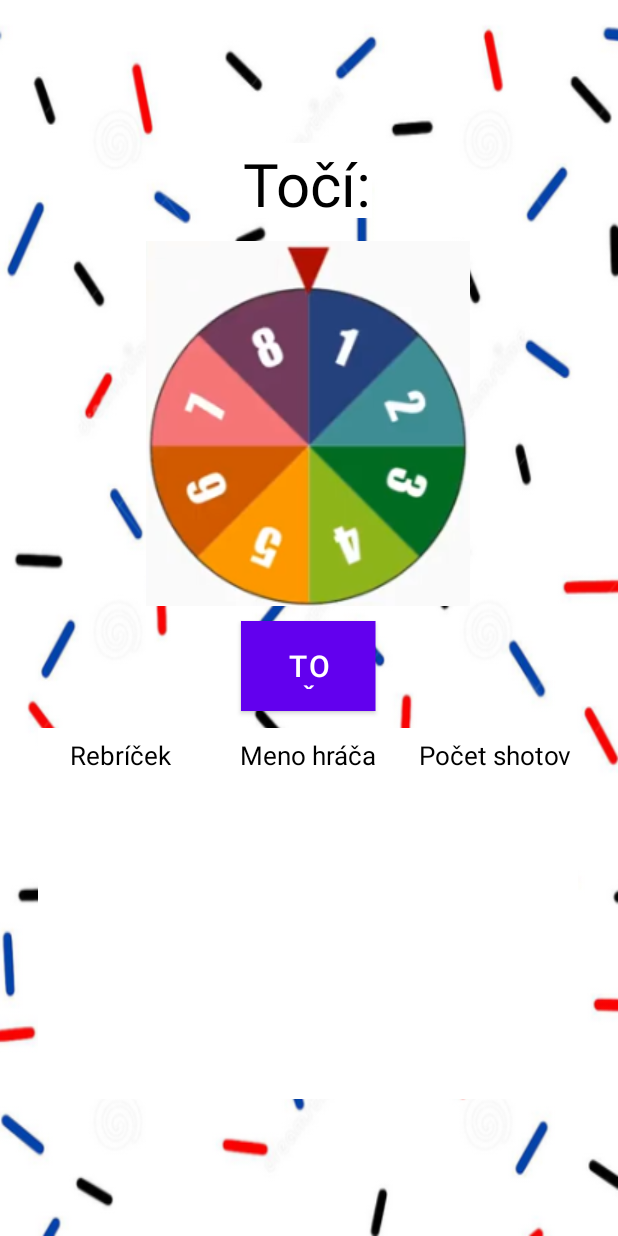
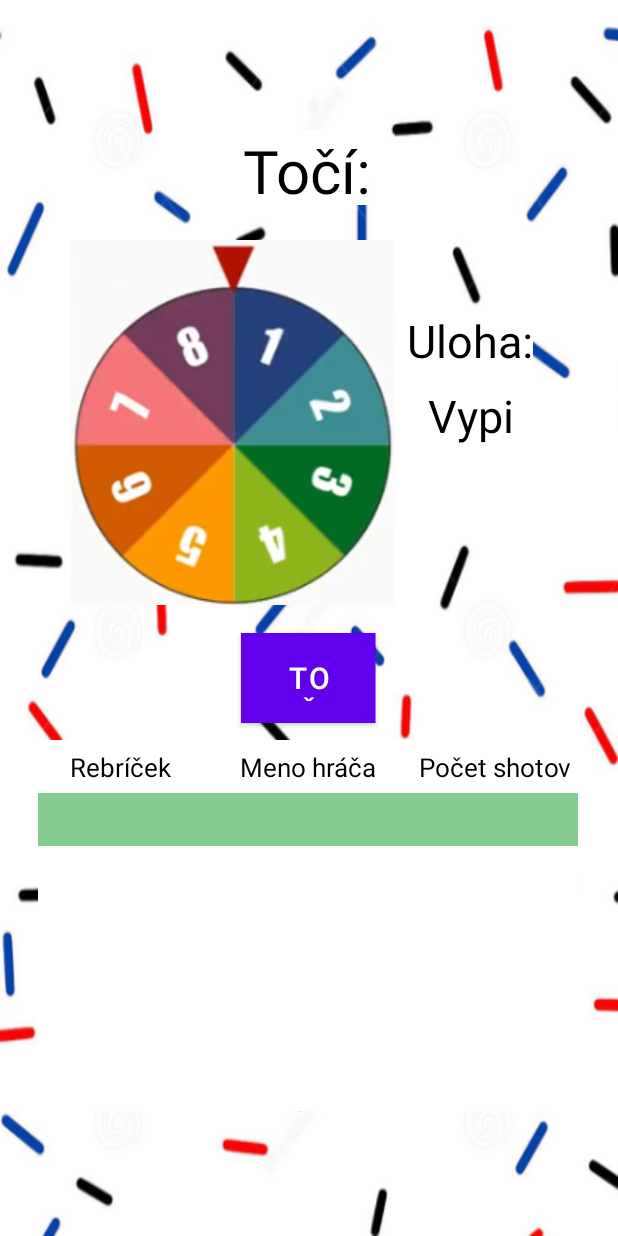
Before and after one commit to marek-cuper/Spin_and_drink, an Android app: the MainSpin screen opened directly, with no data from a screen before it, after a tap on an icon or button, on a phone screen of 412 x 824 dp. Run offline under Robolectric (Android 15) with nearby library versions, the phone set to English and light mode, and no system bars; 6 statements that could not run were skipped.

Commit message:
Oprava bugov pri ulohach, zobrazovanie

```diff
--- a/app/src/main/java/com/example/spinyourdrink/MainSpin.kt
+++ b/app/src/main/java/com/example/spinyourdrink/MainSpin.kt
@@ -14,10 +14,14 @@ class MainSpin : AppCompatActivity() {
     var listTextViewRebricek = ArrayList<TextView>()
     var listTextViewMena = ArrayList<TextView>()
     var listTextViewSkore = ArrayList<TextView>()
+    var listOrigUloh = ArrayList<Int>()
+    var listOrigPohlavi = ArrayList<String>()
     var listOrigMena = ArrayList<String>()
     var listOrigSkore = ArrayList<Int>()
     var listAktMena = ArrayList<String>()
     var listAktSkore = ArrayList<Int>()
+    var ulohaPartner = ArrayList<Int>()
+    val vytocenaUlohaList = ArrayList<TextView>()
 
     override fun onCreate(savedInstanceState: Bundle?) {
         super.onCreate(savedInstanceState)
@@ -37,7 +41,7 @@ class MainSpin : AppCompatActivity() {
         listTextViewRebricek.add(textViewRebricek5)
         listTextViewRebricek.add(textViewRebricek6)
 
-        val textViewMeno1= findViewById<TextView>(R.id.textViewHrac1)
+        val textViewMeno1 = findViewById<TextView>(R.id.textViewHrac1)
         val textViewMeno2 = findViewById<TextView>(R.id.textViewHrac2)
         val textViewMeno3 = findViewById<TextView>(R.id.textViewHrac3)
         val textViewMeno4 = findViewById<TextView>(R.id.textViewHrac4)
@@ -63,8 +67,8 @@ class MainSpin : AppCompatActivity() {
         listTextViewSkore.add(textViewSkore5)
         listTextViewSkore.add(textViewSkore6)
 
-
-        val listPohlavi = intent.getStringArrayListExtra("listPohlavi")
+        listOrigUloh = intent.getIntegerArrayListExtra("listUloh") as ArrayList<Int>
+        listOrigPohlavi = intent.getStringArrayListExtra("listPohlavi") as ArrayList<String>
         val listMien = intent.getStringArrayListExtra("listMien")
         if (listMien != null) {
             pocetHracov = listMien.size
@@ -73,53 +77,32 @@ class MainSpin : AppCompatActivity() {
 
         val tocSaButton = findViewById<Button>(R.id.tocSaButton)
         val hracNaRadeText = findViewById<TextView>(R.id.hrac_na_rade)
+        val vytocenaUlohaText = findViewById<TextView>(R.id.TextViewVytocenaUloha)
+        vytocenaUlohaList.add(vytocenaUlohaText)
 
         hracNaRadeText.setText(listMien?.get(cisloHracaNaRade))
 
 
 
         tocSaButton.setOnClickListener() {
-            /**
-            var vyg = ArrayList<Int>()
-            if(cisloHracaNaRade == 0){
-                vyg.add(2)
-                navys(vyg, 2)
-            }
-            if(cisloHracaNaRade == 1){
-                vyg.add(0)
-                vyg.add(1)
-                vyg.add(2)
-                navys(vyg, 1)
-            }
-            if(cisloHracaNaRade == 2){
-                vyg.add(0)
-                vyg.add(3)
-                navys(vyg, 2)
-            }
-            if(cisloHracaNaRade == 3){
-                vyg.add(2)
-                navys(vyg, 1)
-            }
-            if(cisloHracaNaRade == 4){
-                vyg.add(3)
-                navys(vyg, 2)
-            }
-            **/
-
+            val cislo = (0 until listOrigUloh.size).random()
+            val genCislo = listOrigUloh[cislo]
+            vykonajUlohu(genCislo)
 
             cisloHracaNaRade++
-            if(listMien != null){
-                if(cisloHracaNaRade == pocetHracov){
+            if (listMien != null) {
+                if (cisloHracaNaRade == pocetHracov) {
                     cisloHracaNaRade = 0
                 }
             }
             hracNaRadeText.setText(listMien?.get(cisloHracaNaRade))
+
         }
     }
 
         @SuppressLint("SetTextI18n")
         fun nastavRebricekZaciatok(vstupListMien: ArrayList<String>) {
-        for (i in 0 until pocetHracov){
+            for (i in 0 until pocetHracov) {
                 listTextViewRebricek[i].setText((i + 1).toString() + ".")
 
                 listTextViewMena[i].setText(vstupListMien[i])
@@ -133,40 +116,63 @@ class MainSpin : AppCompatActivity() {
         }
 
         @SuppressLint("ResourceType")
-    fun navys(cislaVListe: ArrayList<Int>, kolko: Int){
-        for (i in 0 until pocetHracov){
-            listTextViewRebricek[i].setBackgroundColor(Color.parseColor(getString(R.color.white)))
-            listTextViewMena[i].setBackgroundColor(Color.parseColor(getString(R.color.white)))
-            listTextViewSkore[i].setBackgroundColor(Color.parseColor(getString(R.color.white)))
-        }
+        fun navys(cislaVListe: ArrayList<Int>, kolko: Int) {
 
-        for (i in 0 until cislaVListe.size){
+            for (i in 0 until cislaVListe.size) {
                 listOrigSkore[cislaVListe[i]] = listOrigSkore[cislaVListe[i]] + kolko
             }
 
             aktualizujrebricek()
 
-        for (i in 0 until cislaVListe.size){
-            val pozicia = aktualnaPozicia(cislaVListe[i])
-            listTextViewRebricek[pozicia].setBackgroundColor(Color.parseColor(getString(R.color.light_green)))
-            listTextViewMena[pozicia].setBackgroundColor(Color.parseColor(getString(R.color.light_green)))
-            listTextViewSkore[pozicia].setBackgroundColor(Color.parseColor(getString(R.color.light_green)))
+            for (i in 0 until cislaVListe.size) {
+                zafarbi(cislaVListe[i], "zelena")
 
             }
         }
 
-    fun aktualnaPozicia(cisloOriginal: Int): Int{
+        fun vybielRebricek(){
+            for (i in 0 until pocetHracov) {
+                zafarbi(i, "biela")
+            }
+        }
+
+        @SuppressLint("ResourceType")
+        fun zafarbi(cislo: Int, farba: String) {
+            val pozicia = aktualnaPozicia(cislo)
+            if (farba == "zelena") {
+                listTextViewRebricek[pozicia].setBackgroundColor(Color.parseColor(getString(R.color.light_green)))
+                listTextViewMena[pozicia].setBackgroundColor(Color.parseColor(getString(R.color.light_green)))
+                listTextViewSkore[pozicia].setBackgroundColor(Color.parseColor(getString(R.color.light_green)))
+            }  else if(farba == "tmavozel") {
+                listTextViewRebricek[pozicia].setBackgroundColor(Color.parseColor(getString(R.color.dark_green)))
+                listTextViewMena[pozicia].setBackgroundColor(Color.parseColor(getString(R.color.dark_green)))
+                listTextViewSkore[pozicia].setBackgroundColor(Color.parseColor(getString(R.color.dark_green)))
+
+            }  else if(farba == "biela") {
+                listTextViewRebricek[pozicia].setBackgroundColor(Color.parseColor(getString(R.color.white)))
+                listTextViewMena[pozicia].setBackgroundColor(Color.parseColor(getString(R.color.white)))
+                listTextViewSkore[pozicia].setBackgroundColor(Color.parseColor(getString(R.color.white)))
+
+            } else {
+                listTextViewRebricek[pozicia].setBackgroundColor(Color.parseColor(getString(R.color.purple_200)))
+                listTextViewMena[pozicia].setBackgroundColor(Color.parseColor(getString(R.color.purple_200)))
+                listTextViewSkore[pozicia].setBackgroundColor(Color.parseColor(getString(R.color.purple_200)))
+            }
+
+        }
+
+        fun aktualnaPozicia(cisloOriginal: Int): Int {
             val meno = listOrigMena[cisloOriginal]
-        for (i in 0 until pocetHracov){
-            if(meno == listAktMena[i]){
+            for (i in 0 until pocetHracov) {
+                if (meno == listAktMena[i]) {
                     return i
                 }
             }
             return 0
         }
 
-    fun aktualizujrebricek(){
-        for (i in 0 until pocetHracov){
+        fun aktualizujrebricek() {
+            for (i in 0 until pocetHracov) {
                 listAktMena.removeAt(0)
                 listAktSkore.removeAt(0)
             }
@@ -174,18 +180,18 @@ class MainSpin : AppCompatActivity() {
 
             var pomocnyListMena = ArrayList<String>()
             var pomocnyListSkore = ArrayList<Int>()
-        for (i in 0 until pocetHracov){
+            for (i in 0 until pocetHracov) {
                 pomocnyListMena.add(listOrigMena[i])
                 pomocnyListSkore.add(listOrigSkore[i])
             }
 
 
-        for (i in 0 until pocetHracov){
+            for (i in 0 until pocetHracov) {
                 var najSkore = 0
                 var najPozicia = 0
 
-            for (j in 0 until pomocnyListMena.size){
-                if(najSkore < pomocnyListSkore[j]){
+                for (j in 0 until pomocnyListMena.size) {
+                    if (najSkore < pomocnyListSkore[j]) {
                         najSkore = pomocnyListSkore[j]
                         najPozicia = j
                     }
@@ -196,10 +202,119 @@ class MainSpin : AppCompatActivity() {
                 pomocnyListMena.removeAt(najPozicia)
                 pomocnyListSkore.removeAt(najPozicia)
             }
-        for (j in 0 until pocetHracov){
+            for (j in 0 until pocetHracov) {
                 listTextViewMena[j].text = listAktMena[j]
                 listTextViewSkore[j].text = listAktSkore[j].toString()
             }
+        }
+
+        fun vykonajUlohu(cisloUlohy: Int) {
+            vybielRebricek()
+            var ucastnici = ArrayList<Int>()
+            var kolko = 0
+
+            if (cisloUlohy == 0) {
+                vytocenaUlohaList[0].text = getString(R.string.uloha_vypi)
+                ucastnici.add(cisloHracaNaRade)
+                kolko = 1
+
+            } else if (cisloUlohy == 1) {
+                vytocenaUlohaList[0].text = getString(R.string.uloha_vypi2)
+                ucastnici.add(cisloHracaNaRade)
+                kolko = 2
+
+            } else if (cisloUlohy == 2) {
+                vytocenaUlohaList[0].text = getString(R.string.uloha_partner)
+                if (ulohaPartner.size > 1) {
+                    ulohaPartner.removeAt(0)
+                    ulohaPartner.removeAt(0)
+                }
+                ulohaPartner.add(cisloHracaNaRade)
+                var genPartner = (0 until pocetHracov).random()
+                while (genPartner == cisloHracaNaRade) {
+                    genPartner = (0 until pocetHracov).random()
+                }
+                ulohaPartner.add(genPartner)
+                zafarbi(ulohaPartner[0], "fialova")
+                zafarbi(ulohaPartner[1], "fialova")
+
+
+            } else if (cisloUlohy == 3) {
+                vytocenaUlohaList[0].text = getString(R.string.uloha_muzi)
+                for (i in 0 until pocetHracov){
+                    if(listOrigPohlavi[i] == "muz"){
+                        ucastnici.add(i)
+                    }
+                }
+                kolko = 1
+
+            } else if (cisloUlohy == 4) {
+                vytocenaUlohaList[0].text = getString(R.string.uloha_zeny)
+                for (i in 0 until pocetHracov){
+                    if(listOrigPohlavi[i] == "zena"){
+                        ucastnici.add(i)
+                    }
+                }
+                kolko = 1
+
+            } else if (cisloUlohy == 5) {
+                vytocenaUlohaList[0].text = getString(R.string.uloha_vsetci)
+                for (i in 0 until pocetHracov){
+                    ucastnici.add(i)
+                }
+                kolko = 1
+
+            } else if (cisloUlohy == 6) {
+                vytocenaUlohaList[0].text = getString(R.string.uloha_nalej)
+                ucastnici.add(cisloHracaNaRade)
+                kolko = 1
+
+            } else if (cisloUlohy == 7) {
+                vytocenaUlohaList[0].text = getString(R.string.uloha_stastlivec)
+                var najmensie = listOrigSkore[0]
+                for (i in 0 until pocetHracov){
+                    if(listOrigSkore[i] < najmensie){
+                        najmensie = listOrigSkore[i]
+                    }
+                }
+                for (i in 0 until pocetHracov){
+                    if(listOrigSkore[i] == najmensie){
+                        ucastnici.add(i)
+                    }
+                }
+                kolko = 1
+
+            } else if (cisloUlohy == 8) {
+                vytocenaUlohaList[0].text = getString(R.string.uloha_drepy)
+                zafarbi(cisloHracaNaRade, "tmavozel")
+
+            } else if (cisloUlohy == 9) {
+                vytocenaUlohaList[0].text = getString(R.string.uloha_pauza)
+                zafarbi(cisloHracaNaRade, "tmavozel")
+            }
+
+            if (kolko != 0){
+                if (ulohaPartner.size != 0) {
+                    if (ucastnici.contains(ulohaPartner[0])) {
+                        if (!ucastnici.contains(ulohaPartner[1])) {
+                            ucastnici.add(ulohaPartner[1])
+                            navys(ucastnici, kolko)
+                            zafarbi(ulohaPartner[1], "fialova")
+                        } else {
+                            navys(ucastnici, kolko)
+                        }
+                    } else if (ucastnici.contains(ulohaPartner[1])) {
+                        ucastnici.add(ulohaPartner[0])
+                        navys(ucastnici, kolko)
+                        zafarbi(ulohaPartner[0], "fialova")
+                    } else{
+                        navys(ucastnici, kolko)
+                    }
+                } else{
+                    navys(ucastnici, kolko)
+                }
+            }
+
 
         }
 
--- a/app/src/main/res/layout/activity_main_spin.xml
+++ b/app/src/main/res/layout/activity_main_spin.xml
@@ -49,11 +49,58 @@
                 android:textSize="40sp" />
         </LinearLayout>
 
+    <LinearLayout
+        android:layout_width="360dp"
+        android:layout_height="260dp"
+        android:gravity="center"
+        android:orientation="horizontal"
+        app:layout_constraintEnd_toEndOf="parent"
+        app:layout_constraintStart_toStartOf="parent"
+        app:layout_constraintTop_toTopOf="parent">
+
         <ImageView
             android:id="@+id/imageView"
             android:layout_width="wrap_content"
             android:layout_height="wrap_content"
             app:srcCompat="@drawable/roult" />
+
+        <LinearLayout
+            android:layout_width="100dp"
+            android:layout_height="260dp"
+            android:gravity="center"
+            android:orientation="vertical"
+            app:layout_constraintBottom_toBottomOf="parent"
+            app:layout_constraintEnd_toEndOf="parent"
+            app:layout_constraintHorizontal_bias="0.483"
+            app:layout_constraintStart_toStartOf="parent"
+            app:layout_constraintTop_toTopOf="parent"
+            app:layout_constraintVertical_bias="0.483">
+
+            <TextView
+                android:id="@+id/textViewUloha"
+                android:layout_width="wrap_content"
+                android:layout_height="50dp"
+                android:background="@color/white"
+                android:text="@string/uloha_spin"
+                android:textAlignment="center"
+                android:textColor="@color/black"
+                android:textSize="30sp" />
+
+            <TextView
+                android:id="@+id/TextViewVytocenaUloha"
+                android:layout_width="100dp"
+                android:layout_height="100dp"
+                android:background="@color/white"
+                android:textAlignment="center"
+                android:textColor="@color/black"
+                android:textSize="30sp" />
+
+        </LinearLayout>
+
+
+
+    </LinearLayout>
+
 
         <Button
             android:id="@+id/tocSaButton"
--- a/app/src/main/res/values/colors.xml
+++ b/app/src/main/res/values/colors.xml
@@ -12,6 +12,7 @@
     <color name="yellow">#fbf400</color>
     <color name="green">#1dfb00</color>
     <color name="light_green">#84CC8F</color>
+    <color name="dark_green">#278C4D</color>
     <color name="red">#fb0000</color>
     <color name="random">#fc8d75</color>
 </resources>
--- a/app/src/main/res/values/strings.xml
+++ b/app/src/main/res/values/strings.xml
@@ -32,4 +32,5 @@
     <string name="rebricek">Rebríček</string>
     <string name="mena_hracov">Meno hráča</string>
     <string name="pocet_shotov">Počet shotov</string>
+    <string name="uloha_spin">Uloha:</string>
 </resources>
```
Also changed, not shown: app/src/main/java/com/example/spinyourdrink/MissionSettings.kt (+11 -4 lines). Lines whose indentation alone changed are shown as unchanged.
